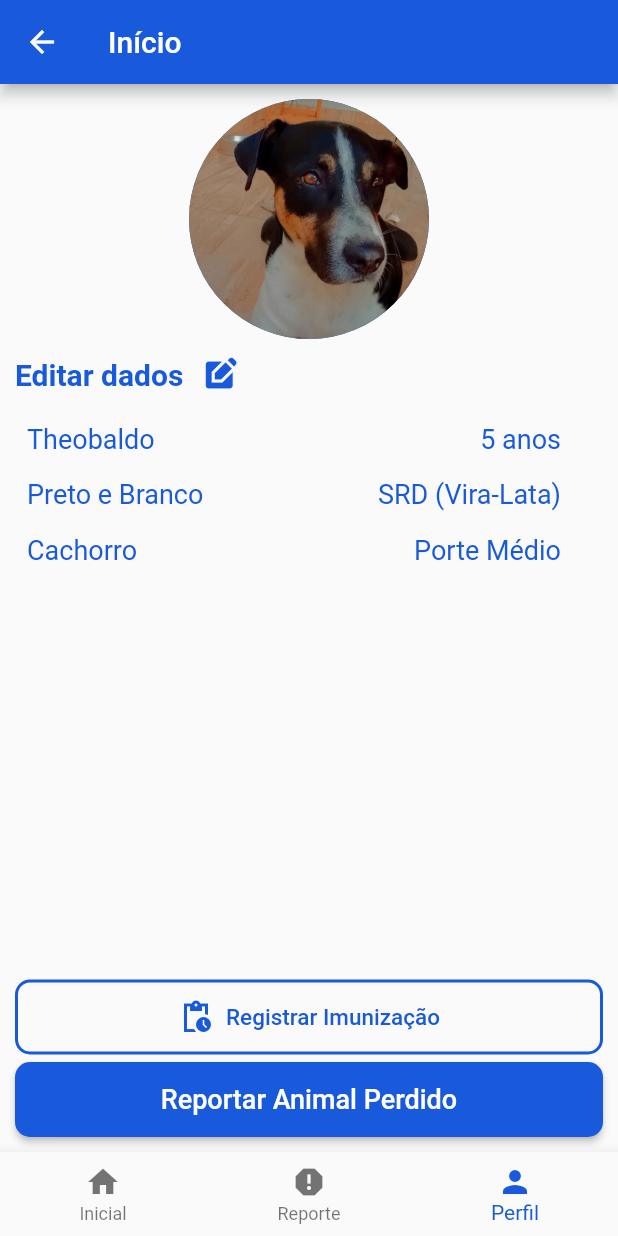
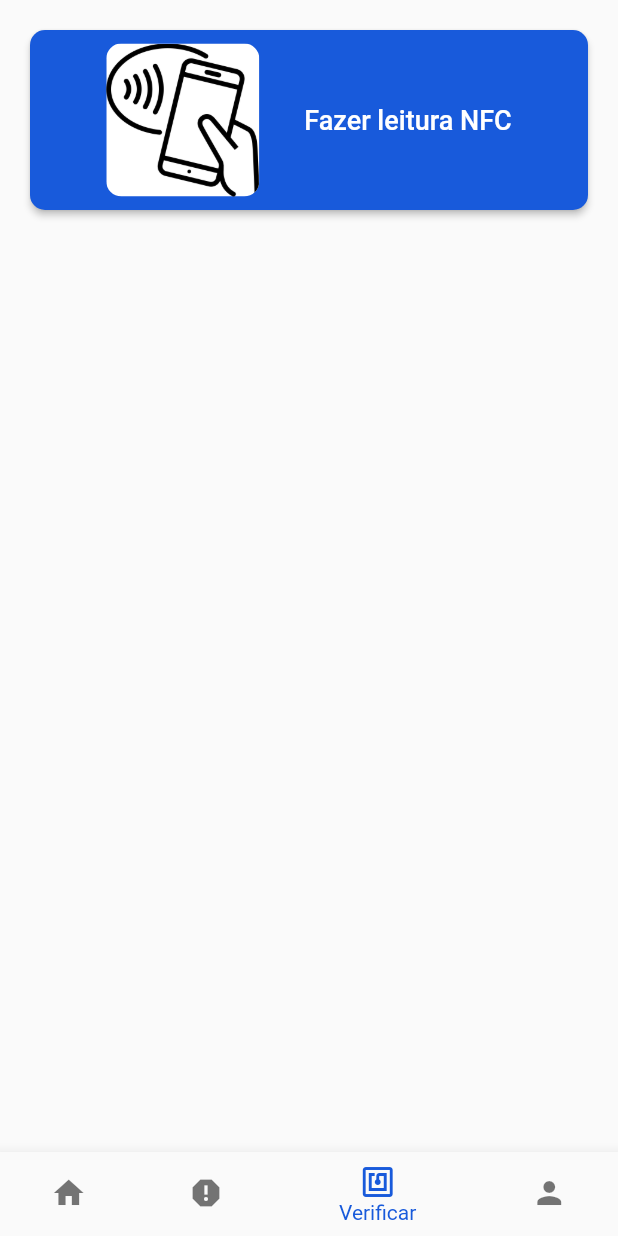
Before and after one commit to jefferson-norberto2/wowpet, a Flutter app: the HomePage screen opened by its route, item 3 of the bottom bar chosen, on a phone screen of 412 x 824 dp. Run offline on Flutter 3.47's test engine with Material 2 defaults, Android fonts, the light colour scheme and no system bars; our stand-ins replace animated_text_kit, flutter_modular, flutter_triple, geolocator, google_maps_flutter, location and 1 more.

Commit message:
Feat: NFC screen

```diff
--- a/lib/app/modules/home/components/custom_button.dart
+++ b/lib/app/modules/home/components/custom_button.dart
@@ -5,11 +5,16 @@ class CustomButton extends StatefulWidget {
   final IconData? icon;
   final String text;
   final Function()? onPressed;
+  final double? height;
+  final String? imagePath;
+
   const CustomButton({
     super.key,
     this.icon,
     required this.text,
     this.onPressed,
+    this.height,
+    this.imagePath,
   });
 
   @override
@@ -20,7 +25,7 @@ class _CustomButtonState extends State<CustomButton> {
   @override
   Widget build(BuildContext context) {
     return SizedBox(
-      height: 45,
+      height: widget.height ?? 45,
       width: double.infinity,
       child: ElevatedButton(
         style: ElevatedButton.styleFrom(
@@ -29,10 +34,33 @@ class _CustomButtonState extends State<CustomButton> {
             borderRadius: BorderRadius.circular(10),
           ),
         ),
-        onPressed: () {},
-        child: Text(
-          widget.text,
-          style: TextStyle(fontSize: 18),
+        onPressed: widget.onPressed,
+        child: Row(
+          mainAxisSize: MainAxisSize.min,
+          children: [
+            widget.icon != null ? Icon(widget.icon) : const SizedBox(),
+            widget.imagePath != null
+                ? ClipRRect(
+                    borderRadius: BorderRadius.circular(10),
+                    child: Container(
+                      decoration: const BoxDecoration(
+                        color: Colors.white,
+                      ),
+                      height:
+                          widget.height != null ? widget.height! * 0.85 : 40,
+                      width: widget.height != null ? widget.height! * 0.85 : 40,
+                      child: Image.asset(widget.imagePath!),
+                    ),
+                  )
+                : const SizedBox(),
+            widget.icon != null || widget.imagePath != null
+                ? const SizedBox(width: 30)
+                : const SizedBox(),
+            Text(
+              widget.text,
+              style: const TextStyle(fontSize: 18),
+            ),
+          ],
         ),
       ),
     );
--- a/lib/app/modules/home/home_page.dart
+++ b/lib/app/modules/home/home_page.dart
@@ -3,6 +3,7 @@ import 'package:flutter_modular/flutter_modular.dart';
 import 'package:flutter_triple/flutter_triple.dart';
 import 'package:wowpet/app/modules/home/register_imunization_screen.dart';
 import 'package:wowpet/app/modules/home/reporter_screen.dart';
+import 'package:wowpet/app/modules/home/verify_nfc.dart';
 import '../../config/custom_colors.dart';
 import 'home_store.dart';
 
@@ -17,11 +18,11 @@ class HomePage extends StatefulWidget {
 class HomePageState extends State<HomePage> {
   late final HomeStore store;
   int _selectedIndex = 0;
-  bool _showDenuncie = true;
 
   static const List<Widget> _widgetOptions = <Widget>[
     Text('Tela 1'),
     ReporterScreen(),
+    VerifyNfc(),
     ResgisterImunizationScreen()
   ];
 
@@ -58,23 +59,38 @@ class HomePageState extends State<HomePage> {
 
   @override
   Widget build(BuildContext context) {
-    return Scaffold(
-      appBar: AppBar(
-        backgroundColor: CustomColors.customPrimaryColor,
-        title: const Text('Início'),
-      ),
+    return Container(
+      color: CustomColors.customPrimaryColor,
+      child: SafeArea(
+        child: Scaffold(
           bottomNavigationBar: BottomNavigationBar(
-        items: const <BottomNavigationBarItem>[
+            items: <BottomNavigationBarItem>[
               BottomNavigationBarItem(
-            icon: Icon(Icons.home),
+                icon: Icon(Icons.home,
+                    color: _selectedIndex == 0
+                        ? CustomColors.customPrimaryColor
+                        : Colors.black54),
                 label: 'Inicial',
               ),
               BottomNavigationBarItem(
-            icon: Icon(Icons.report),
+                icon: Icon(Icons.report,
+                    color: _selectedIndex == 1
+                        ? CustomColors.customPrimaryColor
+                        : Colors.black54),
                 label: 'Reporte',
               ),
               BottomNavigationBarItem(
-            icon: Icon(Icons.person),
+                icon: Icon(Icons.nfc,
+                    color: _selectedIndex == 2
+                        ? CustomColors.customPrimaryColor
+                        : Colors.black54),
+                label: 'Verificar',
+              ),
+              BottomNavigationBarItem(
+                icon: Icon(Icons.person,
+                    color: _selectedIndex == 3
+                        ? CustomColors.customPrimaryColor
+                        : Colors.black54),
                 label: 'Perfil',
               ),
             ],
@@ -100,6 +116,8 @@ class HomePageState extends State<HomePage> {
             ),
           ),
           floatingActionButton: _buildFloatingActionButton(),
+        ),
+      ),
     );
   }
 }
--- a/lib/app/modules/home/register_imunization_screen.dart
+++ b/lib/app/modules/home/register_imunization_screen.dart
@@ -16,7 +16,7 @@ class _ResgisterImunizationScreenState
   @override
   Widget build(BuildContext context) {
     return Padding(
-      padding: const EdgeInsets.all(10.0),
+      padding: const EdgeInsets.all(20.0),
       child: Column(
         mainAxisSize: MainAxisSize.max,
         children: [
--- /dev/null
+++ b/lib/app/modules/home/verify_nfc.dart
@@ -0,0 +1,126 @@
+import 'package:flutter/material.dart';
+import 'package:wowpet/app/config/custom_colors.dart';
+import 'package:wowpet/app/modules/home/components/custom_button.dart';
+
+class VerifyNfc extends StatefulWidget {
+  const VerifyNfc({super.key});
+
+  @override
+  State<VerifyNfc> createState() => _VerifyNfcState();
+}
+
+class _VerifyNfcState extends State<VerifyNfc> {
+  bool readed = false;
+  @override
+  Widget build(BuildContext context) {
+    return Padding(
+      padding: const EdgeInsets.all(20.0),
+      child: Column(
+        children: [
+          CustomButton(
+            text: readed == false
+                ? "Fazer leitura NFC"
+                : "Leitura NFC realizada!",
+            onPressed: () {
+              if (!readed) {
+                showDialog(
+                  context: context,
+                  builder: (BuildContext context) {
+                    return AlertDialog(
+                      title: const Text("Aproxime o celular do chip NFC"),
+                      content: const Icon(Icons.nfc_rounded, size: 80),
+                      actions: [
+                        TextButton(
+                          child: const Text("Cancelar"),
+                          onPressed: () {
+                            setState(() {
+                              readed = !readed;
+                            });
+                            Navigator.pop(context);
+                          },
+                        ),
+                      ],
+                    );
+                  },
+                );
+              } else {
+                setState(() {
+                  readed = !readed;
+                });
+              }
+            },
+            imagePath: readed == false
+                ? 'assets/images/nfc.png'
+                : 'assets/images/nfc-ok.png',
+            height: 120,
+          ),
+          readed == false
+              ? const SizedBox()
+              : Padding(
+                  padding: const EdgeInsets.symmetric(vertical: 40.0),
+                  child: Row(
+                    mainAxisAlignment: MainAxisAlignment.spaceAround,
+                    children: [
+                      const CircleAvatar(
+                        radius: 90,
+                        backgroundImage: AssetImage('assets/images/dog.png'),
+                      ),
+                      Column(
+                        children: [
+                          Padding(
+                            padding: const EdgeInsets.only(bottom: 8.0),
+                            child: CircleAvatar(
+                              radius: 50,
+                              backgroundColor: CustomColors.customPrimaryColor,
+                              child: IconButton(
+                                onPressed: () {},
+                                icon: const Icon(
+                                  Icons.file_copy_rounded,
+                                  color: Colors.white,
+                                ),
+                              ),
+                            ),
+                          ),
+                          const Text('Cronograma\nimunização')
+                        ],
+                      ),
+                    ],
+                  ),
+                ),
+          readed == false
+              ? const SizedBox()
+              : Card(
+                  child: Column(
+                  children: [
+                    ListTile(
+                      title: Text(
+                        'Dados',
+                        style: TextStyle(
+                            color: CustomColors.customPrimaryColor,
+                            fontWeight: FontWeight.bold,
+                            fontSize: 30.0),
+                      ),
+                    ),
+                    const ListTile(
+                      leading: Text('ID:', style: TextStyle(fontSize: 20.0)),
+                      title: Text('2633492', style: TextStyle(fontSize: 20.0)),
+                      trailing:
+                          Text('6 anos', style: TextStyle(fontSize: 20.0)),
+                    ),
+                    const ListTile(
+                      leading: Text('Preto e branco',
+                          style: TextStyle(fontSize: 20.0)),
+                      trailing: Text('SRD (Vira-lata)',
+                          style: TextStyle(fontSize: 20.0)),
+                    ),
+                    const ListTile(
+                      leading:
+                          Text('Porte médio', style: TextStyle(fontSize: 20.0)),
+                    ),
+                  ],
+                )),
+        ],
+      ),
+    );
+  }
+}
```
Also changed, not shown: assets/images/dog.png (added), assets/images/nfc-ok.png (added), assets/images/nfc.png (added). Lines whose indentation alone changed are shown as unchanged.
